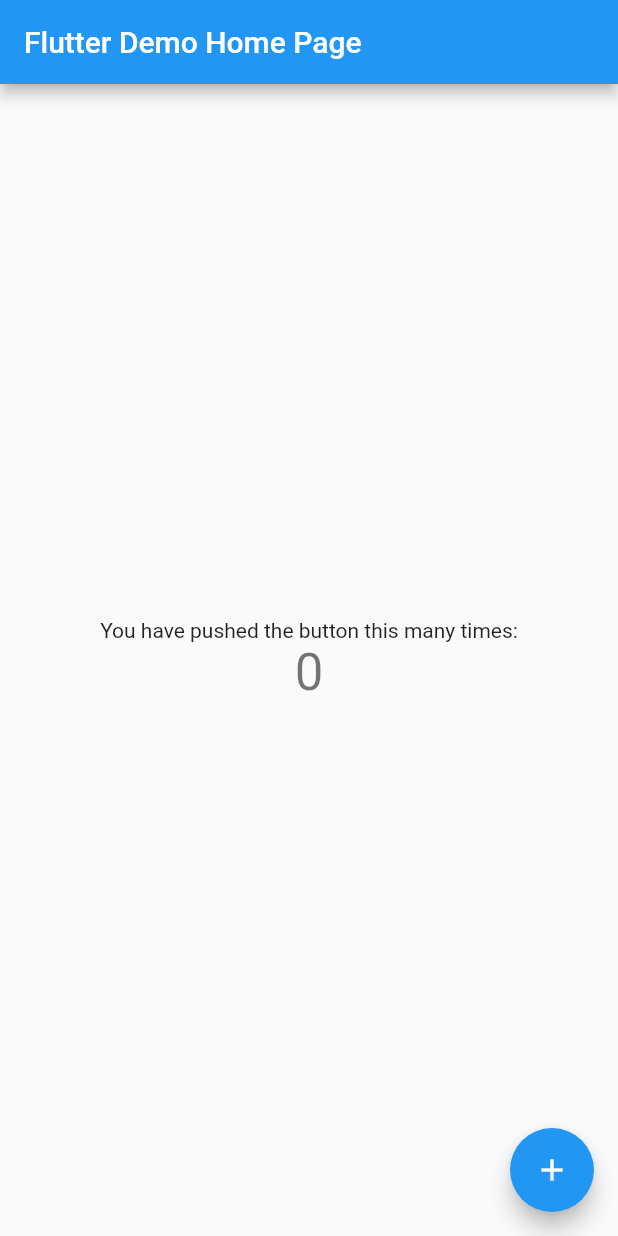
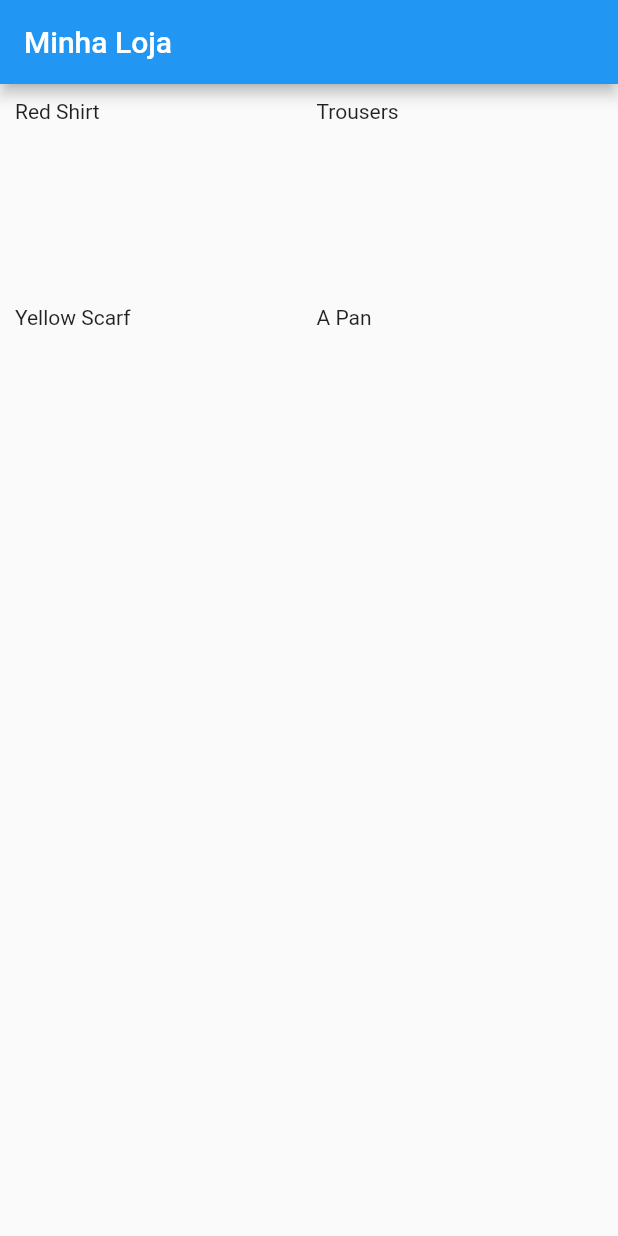
Before and after one commit to davicezarborgesdeveloper/shop, a Flutter app: the screen it shows after launch, on a phone screen of 412 x 824 dp. Run offline on Flutter 3.47's test engine with Material 2 defaults, Android fonts, the phone set to English and light mode, and no system bars; missing offline and left inert: desktop_window.

Commit message:
Componente Grid de Produtos

```diff
--- /dev/null
+++ b/lib/data/dummy_data.dart
@@ -0,0 +1,35 @@
+import 'package:shop/models/product.dart';
+
+final dummyProducts = [
+  Product(
+    id: 'p1',
+    title: 'Red Shirt',
+    description: 'A red shirt - it is pretty red!',
+    price: 29.99,
+    imageUrl:
+        'https://cdn.pixabay.com/photo/2016/10/02/22/17/red-t-shirt-1710578_1280.jpg',
+  ),
+  Product(
+    id: 'p2',
+    title: 'Trousers',
+    description: 'A nice pair of trousers.',
+    price: 59.99,
+    imageUrl:
+        'https://upload.wikimedia.org/wikipedia/commons/thumb/e/e8/Trousers%2C_dress_%28AM_1960.022-8%29.jpg/512px-Trousers%2C_dress_%28AM_1960.022-8%29.jpg',
+  ),
+  Product(
+    id: 'p3',
+    title: 'Yellow Scarf',
+    description: 'Warm and cozy - exactly what you need for the winter.',
+    price: 19.99,
+    imageUrl: 'https://live.staticflickr.com/4043/4438260868_cc79b3369d_z.jpg',
+  ),
+  Product(
+    id: 'p4',
+    title: 'A Pan',
+    description: 'Prepare any meal you want.',
+    price: 49.99,
+    imageUrl:
+        'https://upload.wikimedia.org/wikipedia/commons/thumb/1/14/Cast-Iron-Pan.jpg/1024px-Cast-Iron-Pan.jpg',
+  ),
+];
--- a/lib/main.dart
+++ b/lib/main.dart
@@ -2,6 +2,7 @@ import 'dart:io';
 
 import 'package:desktop_window/desktop_window.dart';
 import 'package:flutter/material.dart';
+import 'package:shop/pages/products_overview_page.dart';
 
 void main() {
   WidgetsFlutterBinding.ensureInitialized();
@@ -25,103 +26,9 @@ class MyApp extends StatelessWidget {
     return MaterialApp(
       title: 'Flutter Demo',
       theme: ThemeData(
-        // This is the theme of your application.
-        //
-        // Try running your application with "flutter run". You'll see the
-        // application has a blue toolbar. Then, without quitting the app, try
-        // changing the primarySwatch below to Colors.green and then invoke
-        // "hot reload" (press "r" in the console where you ran "flutter run",
-        // or simply save your changes to "hot reload" in a Flutter IDE).
-        // Notice that the counter didn't reset back to zero; the application
-        // is not restarted.
         primarySwatch: Colors.blue,
       ),
-      home: const MyHomePage(title: 'Flutter Demo Home Page'),
+      home: ProductsOverviewPage(),
     );
   }
 }
-
-class MyHomePage extends StatefulWidget {
-  const MyHomePage({super.key, required this.title});
-
-  // This widget is the home page of your application. It is stateful, meaning
-  // that it has a State object (defined below) that contains fields that affect
-  // how it looks.
-
-  // This class is the configuration for the state. It holds the values (in this
-  // case the title) provided by the parent (in this case the App widget) and
-  // used by the build method of the State. Fields in a Widget subclass are
-  // always marked "final".
-
-  final String title;
-
-  @override
-  State<MyHomePage> createState() => _MyHomePageState();
-}
-
-class _MyHomePageState extends State<MyHomePage> {
-  int _counter = 0;
-
-  void _incrementCounter() {
-    setState(() {
-      // This call to setState tells the Flutter framework that something has
-      // changed in this State, which causes it to rerun the build method below
-      // so that the display can reflect the updated values. If we changed
-      // _counter without calling setState(), then the build method would not be
-      // called again, and so nothing would appear to happen.
-      _counter++;
-    });
-  }
-
-  @override
-  Widget build(BuildContext context) {
-    // This method is rerun every time setState is called, for instance as done
-    // by the _incrementCounter method above.
-    //
-    // The Flutter framework has been optimized to make rerunning build methods
-    // fast, so that you can just rebuild anything that needs updating rather
-    // than having to individually change instances of widgets.
-    return Scaffold(
-      appBar: AppBar(
-        // Here we take the value from the MyHomePage object that was created by
-        // the App.build method, and use it to set our appbar title.
-        title: Text(widget.title),
-      ),
-      body: Center(
-        // Center is a layout widget. It takes a single child and positions it
-        // in the middle of the parent.
-        child: Column(
-          // Column is also a layout widget. It takes a list of children and
-          // arranges them vertically. By default, it sizes itself to fit its
-          // children horizontally, and tries to be as tall as its parent.
-          //
-          // Invoke "debug painting" (press "p" in the console, choose the
-          // "Toggle Debug Paint" action from the Flutter Inspector in Android
-          // Studio, or the "Toggle Debug Paint" command in Visual Studio Code)
-          // to see the wireframe for each widget.
-          //
-          // Column has various properties to control how it sizes itself and
-          // how it positions its children. Here we use mainAxisAlignment to
-          // center the children vertically; the main axis here is the vertical
-          // axis because Columns are vertical (the cross axis would be
-          // horizontal).
-          mainAxisAlignment: MainAxisAlignment.center,
-          children: <Widget>[
-            const Text(
-              'You have pushed the button this many times:',
-            ),
-            Text(
-              '$_counter',
-              style: Theme.of(context).textTheme.headlineMedium,
-            ),
-          ],
-        ),
-      ),
-      floatingActionButton: FloatingActionButton(
-        onPressed: _incrementCounter,
-        tooltip: 'Increment',
-        child: const Icon(Icons.add),
-      ), // This trailing comma makes auto-formatting nicer for build methods.
-    );
-  }
-}
--- /dev/null
+++ b/lib/pages/products_overview_page.dart
@@ -0,0 +1,30 @@
+import 'package:flutter/material.dart';
+import 'package:shop/data/dummy_data.dart';
+import 'package:shop/models/product.dart';
+
+class ProductsOverviewPage extends StatelessWidget {
+  final List<Product> loadedProducts = dummyProducts;
+  ProductsOverviewPage({Key? key}) : super(key: key);
+
+  @override
+  Widget build(BuildContext context) {
+    return Scaffold(
+      appBar: AppBar(
+        title: const Text('Minha Loja'),
+      ),
+      body: Padding(
+        padding: const EdgeInsets.all(10),
+        child: GridView.builder(
+            itemCount: loadedProducts.length,
+            gridDelegate: SliverGridDelegateWithFixedCrossAxisCount(
+                crossAxisCount: 2,
+                childAspectRatio: 1.5,
+                crossAxisSpacing: 10,
+                mainAxisSpacing: 10),
+            itemBuilder: (ctx, i) {
+              return Text(loadedProducts[i].title);
+            }),
+      ),
+    );
+  }
+}
```
